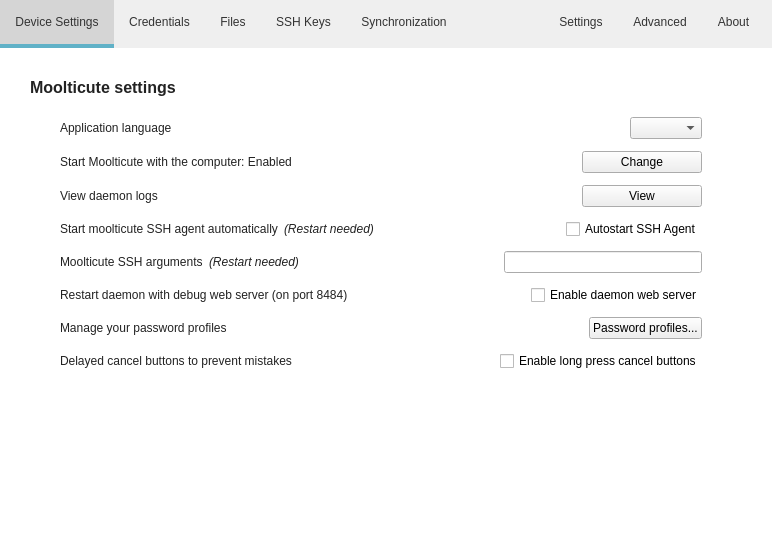
Before: the Qt Designer form src/MainWindow.ui in mooltipass/moolticute, drawn with Qt 5.
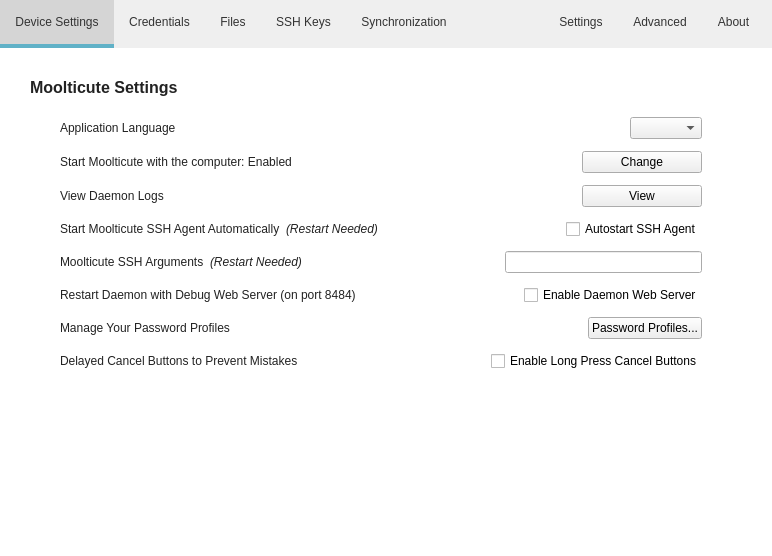
After: the same form once the commit is applied. Icons and pictures are not drawn. Custom widgets are drawn as their Qt base class.

```diff
--- a/src/MainWindow.ui
+++ b/src/MainWindow.ui
@@ -2186,7 +2186,7 @@
            </font>
           </property>
           <property name="text">
-           <string>Moolticute settings</string>
+           <string>Moolticute Settings</string>
           </property>
          </widget>
         </item>
@@ -2212,7 +2212,7 @@
                </sizepolicy>
               </property>
               <property name="text">
-               <string>Application language</string>
+               <string>Application Language</string>
               </property>
              </widget>
             </item>
@@ -2288,7 +2288,7 @@
                </sizepolicy>
               </property>
               <property name="text">
-               <string>View daemon logs</string>
+               <string>View Daemon Logs</string>
               </property>
              </widget>
             </item>
@@ -2325,7 +2325,7 @@
             <item>
              <widget class="QLabel" name="label_34">
               <property name="text">
-               <string>Start moolticute SSH agent automatically</string>
+               <string>Start Moolticute SSH Agent Automatically</string>
               </property>
              </widget>
             </item>
@@ -2337,7 +2337,7 @@
                </font>
               </property>
               <property name="text">
-               <string>(Restart needed)</string>
+               <string>(Restart Needed)</string>
               </property>
              </widget>
             </item>
@@ -2368,7 +2368,7 @@
             <item>
              <widget class="QLabel" name="label_43">
               <property name="text">
-               <string>Moolticute SSH arguments</string>
+               <string>Moolticute SSH Arguments</string>
               </property>
              </widget>
             </item>
@@ -2380,7 +2380,7 @@
                </font>
               </property>
               <property name="text">
-               <string>(Restart needed)</string>
+               <string>(Restart Needed)</string>
               </property>
              </widget>
             </item>
@@ -2413,7 +2413,7 @@
                </sizepolicy>
               </property>
               <property name="text">
-               <string>Restart daemon with debug web server (on port 8484)</string>
+               <string>Restart Daemon with Debug Web Server (on port 8484)</string>
               </property>
              </widget>
             </item>
@@ -2433,7 +2433,7 @@
             <item>
              <widget class="QCheckBox" name="checkBoxDebugHttp">
               <property name="text">
-               <string>Enable daemon web server</string>
+               <string>Enable Daemon Web Server</string>
               </property>
              </widget>
             </item>
@@ -2450,7 +2450,7 @@
                </sizepolicy>
               </property>
               <property name="text">
-               <string>Manage your password profiles</string>
+               <string>Manage Your Password Profiles</string>
               </property>
              </widget>
             </item>
@@ -2470,7 +2470,7 @@
             <item>
              <widget class="QPushButton" name="btnPassGenerationProfiles">
               <property name="text">
-               <string>Password profiles...</string>
+               <string>Password Profiles...</string>
               </property>
              </widget>
             </item>
@@ -2487,7 +2487,7 @@
                </sizepolicy>
               </property>
               <property name="text">
-               <string>Delayed cancel buttons to prevent mistakes</string>
+               <string>Delayed Cancel Buttons to Prevent Mistakes</string>
               </property>
              </widget>
             </item>
@@ -2507,7 +2507,7 @@
             <item>
              <widget class="QCheckBox" name="checkBoxLongPress">
               <property name="text">
-               <string>Enable long press cancel buttons</string>
+               <string>Enable Long Press Cancel Buttons</string>
               </property>
              </widget>
             </item>
```
Left out of the diff: 12 changed lines with no effect on the pictures.
